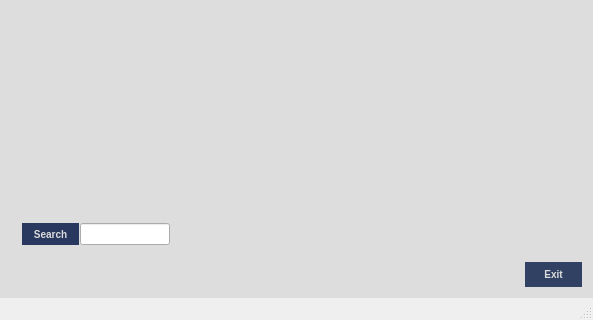
The window that mainwindow.ui (Rutle/twitch-program) describes before a commit, drawn with Qt 5; both pictures show x 0 to 593 and y 245 to 565 of the 593 by 565 pixel window.
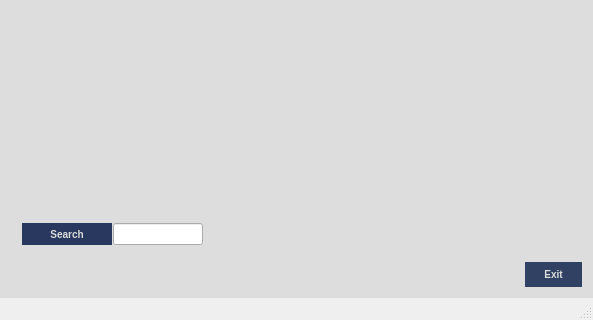
The same window after the commit. The open tabs and pages were chosen to show the change.

Commit message:
Implemented private functions to build and clear follows page to prevent code duplication. Fixed QPushButton size changing.
Had forgotten to remove a line from stylesheet that kept changing the
size of QPushButtons.

Patch:
```diff
--- a/mainwindow.ui
+++ b/mainwindow.ui
@@ -56,15 +56,24 @@
 QPushButton {
 	border: 0;
 	background-color:#28385e;
-	min-width: 15ex;
-	padding: 6px;
+	/*min-width: 15ex;*/
+	padding: 4px;
 	font: bold 10px;
 	color: #DDDDDD;
 }
 QPushButton:hover {
 	background-color: #516C8D;
 	border: 1px solid #304163;
-	min-width: 15ex;
+	/*min-width: 15ex;*/
+	padding: 4px;
+	font: bold 10px;
+	color: #DDDDDD;
+}
+QPushButton:!enabled {
+	/*rgb(54, 72, 94)*/
+	background-color:rgb(61, 63, 94);
+	border: 1px solid #304163;
+	/*min-width: 15ex;*/
 	padding: 4px;
 	font: bold 10px;
 	color: #DDDDDD;
@@ -550,38 +559,41 @@
          <widget class="QStackedWidget" name="search_stacked_widget"/>
         </item>
         <item>
+         <widget class="QWidget" name="search_grid_layout_bottom_2" native="true">
+          <property name="minimumSize">
+           <size>
+            <width>182</width>
+            <height>22</height>
+           </size>
+          </property>
+          <property name="maximumSize">
+           <size>
+            <width>182</width>
+            <height>22</height>
+           </size>
+          </property>
          <layout class="QGridLayout" name="search_grid_layout_bottom">
           <property name="sizeConstraint">
            <enum>QLayout::SetMinAndMaxSize</enum>
           </property>
-          <property name="spacing">
-           <number>1</number>
-          </property>
-          <item row="0" column="1">
-           <widget class="QPushButton" name="search_button">
-            <property name="sizePolicy">
-             <sizepolicy hsizetype="Fixed" vsizetype="Fixed">
-              <horstretch>0</horstretch>
-              <verstretch>0</verstretch>
-             </sizepolicy>
-            </property>
-            <property name="minimumSize">
-             <size>
-              <width>57</width>
-              <height>22</height>
-             </size>
-            </property>
-            <property name="maximumSize">
-             <size>
-              <width>90</width>
-              <height>22</height>
-             </size>
-            </property>
-            <property name="text">
-             <string>Search</string>
-            </property>
-           </widget>
-          </item>
+           <property name="leftMargin">
+            <number>0</number>
+           </property>
+           <property name="topMargin">
+            <number>0</number>
+           </property>
+           <property name="rightMargin">
+            <number>1</number>
+           </property>
+           <property name="bottomMargin">
+            <number>0</number>
+           </property>
+           <property name="horizontalSpacing">
+            <number>1</number>
+           </property>
+           <property name="verticalSpacing">
+            <number>0</number>
+           </property>
           <item row="0" column="2">
            <widget class="QLineEdit" name="search_line_edit">
             <property name="sizePolicy">
@@ -607,20 +619,33 @@
             </property>
            </widget>
           </item>
-          <item row="0" column="3">
-           <spacer name="horizontalSpacer_4">
-            <property name="orientation">
-             <enum>Qt::Horizontal</enum>
-            </property>
-            <property name="sizeHint" stdset="0">
+           <item row="0" column="1">
+            <widget class="QPushButton" name="search_button">
+             <property name="sizePolicy">
+              <sizepolicy hsizetype="Fixed" vsizetype="Fixed">
+               <horstretch>0</horstretch>
+               <verstretch>0</verstretch>
+              </sizepolicy>
+             </property>
+             <property name="minimumSize">
              <size>
-              <width>40</width>
-              <height>20</height>
-             </size>
-            </property>
-           </spacer>
-          </item>
-         </layout>
+               <width>90</width>
+               <height>22</height>
+              </size>
+             </property>
+             <property name="maximumSize">
+              <size>
+               <width>90</width>
+               <height>22</height>
+              </size>
+             </property>
+             <property name="text">
+              <string>Search</string>
+             </property>
+            </widget>
+           </item>
+          </layout>
+         </widget>
         </item>
        </layout>
       </widget>
```
Left out of the diff: 68 changed lines with no effect on the pictures. Lines whose indentation alone changed are shown as unchanged. The commit also changes 2 other files.
